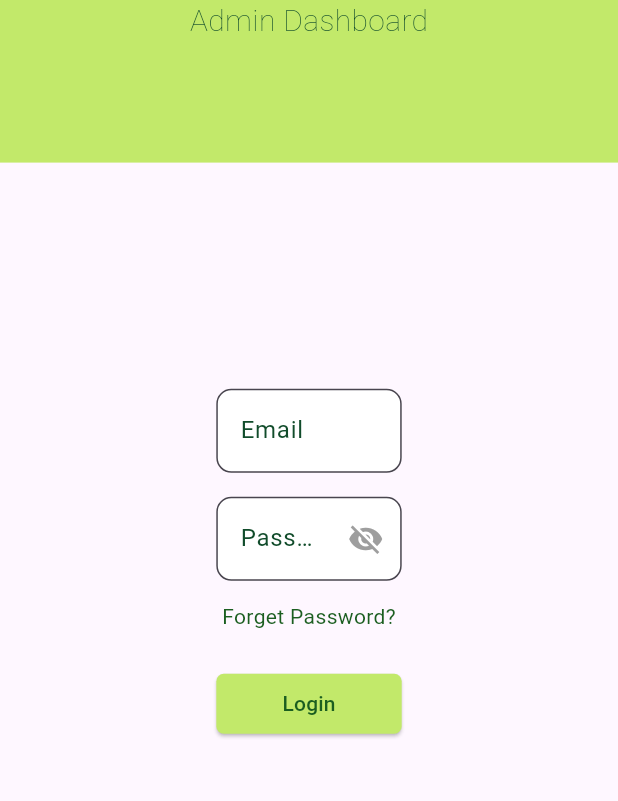
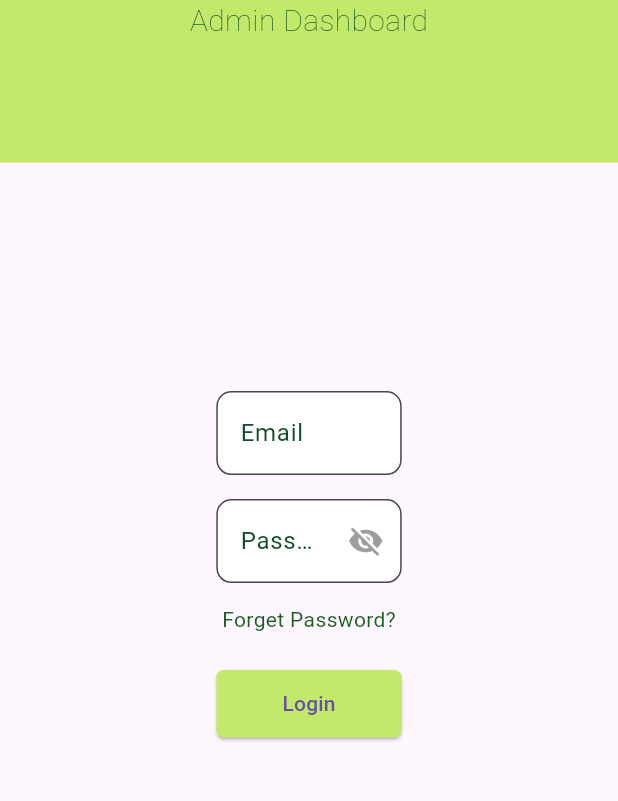
Before and after one commit to sulavtimsina/NepaliBusinessDashboard, a Flutter app: the screen it shows after launch, on a phone screen of 412 x 824 dp, the part 270-1071 px from its top. Run offline on Flutter 3.47's test engine with Material 3 defaults, Android fonts, the phone set to English and light mode, and no system bars; our stand-ins replace bloc, dotted_border, equatable, firebase_auth, firebase_core, flutter_bloc; missing offline and left inert: flutter_dropzone; accounts and stored records are empty.

Commit message:
minor bug fixes

```diff
--- a/lib/UI/registration.dart
+++ b/lib/UI/registration.dart
@@ -21,6 +21,8 @@ class _RegistrationState extends State<Registration> {
     final screenWidth = screenSize.width;
     final screenHeight = screenSize.height;
     return BlocBuilder<AppBloc, AppState>(builder: (context, state) {
+      bool isLoading = state.isLoading;
+
       if (state is AppStateLoggedIn) {
         return Dashboard();
       }
@@ -72,7 +74,7 @@ class _RegistrationState extends State<Registration> {
                       crossAxisAlignment: CrossAxisAlignment.center,
                       mainAxisAlignment: MainAxisAlignment.center,
                       children: [
-                        Container(
+                        SizedBox(
                             width: screenWidth * 0.3,
                             child: TextField(
                                 controller: emailController,
@@ -152,6 +154,7 @@ class _RegistrationState extends State<Registration> {
                         ),
                         const SizedBox(height: 24),
                         SizedBox(
+                          height: 45,
                           width: screenWidth * 0.3,
                           child: ElevatedButton(
                             style: ElevatedButton.styleFrom(
@@ -159,17 +162,20 @@ class _RegistrationState extends State<Registration> {
                                   borderRadius: BorderRadius.circular(5.0),
                                 ),
                                 backgroundColor: utils.pimaryColor),
-                            onPressed: () {
-                              context.read<AppBloc>().add(AppEventLogIn(
-                                  email: emailController.text,
-                                  password: passwordController.text));
-                            },
-                            child: Text(
-                              'Login',
-                              style: TextStyle(
-                                  color: Colors.green[900],
-                                  fontWeight: FontWeight.w500),
-                            ),
+                            onPressed: isLoading
+                                ? null
+                                : () {
+                                    context.read<AppBloc>().add(AppEventLogIn(
+                                          email: emailController.text,
+                                          password: passwordController.text,
+                                        ));
+                                  },
+                            child: isLoading
+                                ? const CircularProgressIndicator(
+                                    color: Colors.white,
+                                    strokeWidth: 3,
+                                  )
+                                : const Text('Login'),
                           ),
                         )
                       ],
--- a/lib/bloc/app/bloc/app_bloc.dart
+++ b/lib/bloc/app/bloc/app_bloc.dart
@@ -8,7 +8,10 @@ import 'package:nepalibussiness/auth/auth_error.dart';
 part 'app_event.dart';
 part 'app_state.dart';
 
+// app_bloc.dart
 class AppBloc extends Bloc<AppEvent, AppState> {
+  bool isPasswordVisible = false;
+
   AppBloc() : super(AppStateLoggedOut(isLoading: false, successful: false)) {
     on<AppEventLogIn>((event, emit) async {
       emit(AppStateLoggedOut(isLoading: true, successful: false));
@@ -28,7 +31,6 @@ class AppBloc extends Bloc<AppEvent, AppState> {
       try {
         await Auth().signOut();
         emit(AppStateLoggedOut(isLoading: false, successful: true));
-        // ignore: unused_catch_clause
       } on FirebaseAuthException catch (e) {}
     });
 
--- a/lib/bloc/app/bloc/app_event.dart
+++ b/lib/bloc/app/bloc/app_event.dart
@@ -9,7 +9,7 @@ class AppEventLogOut extends AppEvent {
   const AppEventLogOut();
 
   @override
-  List<Object?> get props => throw UnimplementedError();
+  List<Object?> get props => [];
 }
 
 @immutable
@@ -20,6 +20,7 @@ class AppEventLogIn extends AppEvent {
     required this.email,
     required this.password,
   });
+
   @override
   List<Object?> get props => [email, password];
 }
@@ -44,3 +45,9 @@ class AppEventResetPassword extends AppEvent {
   @override
   List<Object?> get props => [email];
 }
+
+@immutable
+class AppEventTogglePasswordVisibility extends AppEvent {
+  @override
+  List<Object?> get props => [];
+}
```
Also changed, not shown: lib/bloc/app/bloc/app_state.dart (+14 -0 lines).
